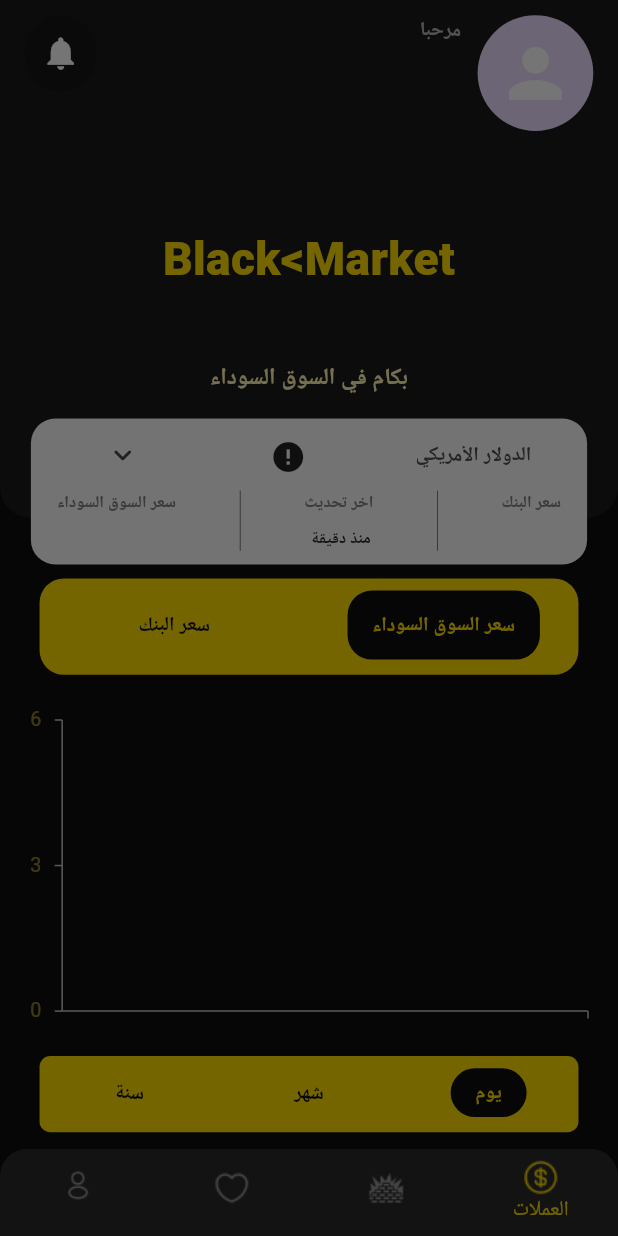
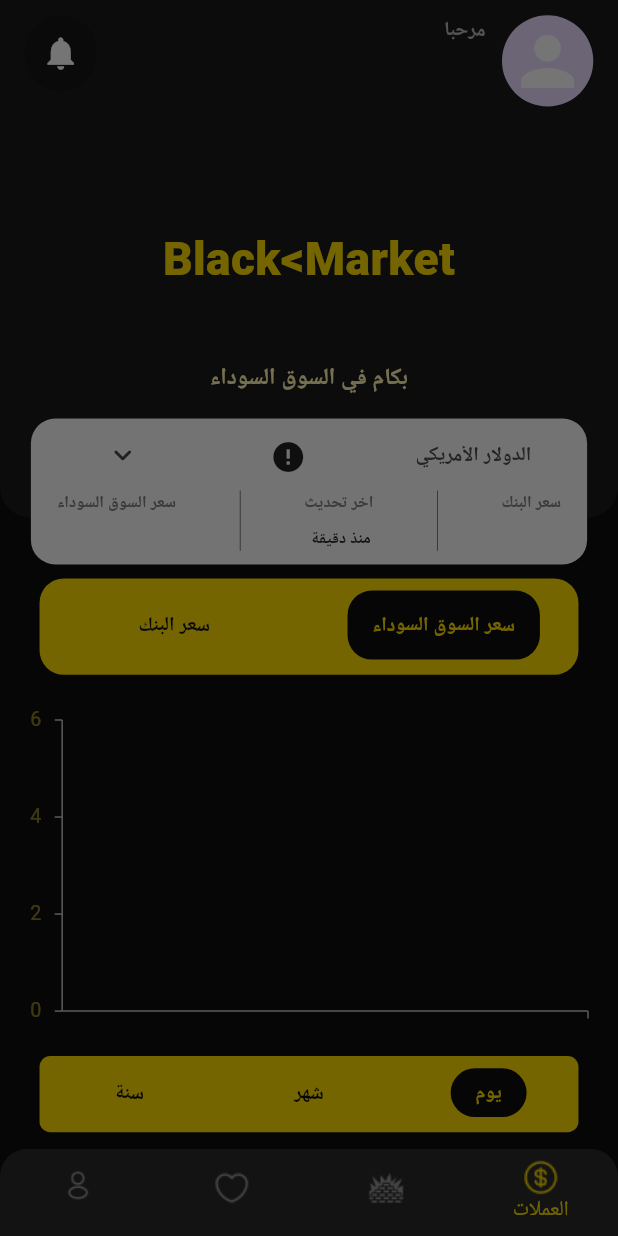
Before and after one commit to omarmaamoun179/black_market, a Flutter app: the screen it shows after launch, after a tap on the "keyboard arrow down" icon, on a phone screen of 412 x 824 dp. Run offline on Flutter 3.47's test engine with Material 3 defaults, Android fonts, the light colour scheme and no system bars; drawn by our look-alikes of cached_network_image; our stand-ins replace awesome_notifications, bloc, dartz, dio, easy_localization, flutter_bloc and 8 more; missing offline and left inert: flutter_background_service, flutter_background_service_android, otp_timer_button; accounts and stored records are empty; network calls fail; Roboto replaces fonts that are missing (Almarai).

Commit message:
edit chart widget handle error of image

```diff
--- a/lib/config/router/routes.dart
+++ b/lib/config/router/routes.dart
@@ -30,7 +30,7 @@ class Routes {
   static const String foregetPassword = 'foregetPassword';
   static const String otp = 'otp';
   static const String confirmPass = 'confirmPass';
-  static const String home = 'home';
+  static const String home = '/home';
   static const String profile = 'profile';
   static const String coins = 'coins';
   static const String golds = 'golds';
--- a/lib/features/home/presentation/cubit/home_cubit.dart
+++ b/lib/features/home/presentation/cubit/home_cubit.dart
@@ -174,7 +174,7 @@ class HomeCubit extends Cubit<HomeState> {
   getChartData(
     int id,
   ) async {
-    emit(HomeLoadingState());
+    emit(HomeCurrencyLoadingState());
     var result = await homeBaseRepo.getChartData(
         selectedCoin?.id ?? 19, "live", startDate);
 
@@ -195,7 +195,7 @@ class HomeCubit extends Cubit<HomeState> {
     int id,
   ) async {
     print("startDate $startDate");
-    emit(HomeLoadingState());
+    emit(HomeCurrencyLoadingState());
     var result = await homeBaseRepo.getChartData(
         selectedCoin?.id ?? 19, "black", startDate);
     result.fold((l) {
--- a/lib/features/home/presentation/cubit/home_state.dart
+++ b/lib/features/home/presentation/cubit/home_state.dart
@@ -10,6 +10,7 @@ abstract class HomeState {}
 class HomeInitial extends HomeState {}
 
 class HomeLoadingState extends HomeState {}
+class HomeCurrencyLoadingState extends HomeState {}
 
 class HomeChangeBottomNavState extends HomeState {}
 
--- a/lib/features/home/presentation/pages/home_layout.dart
+++ b/lib/features/home/presentation/pages/home_layout.dart
@@ -1,6 +1,7 @@
 import 'package:black_market/features/home/presentation/cubit/home_cubit.dart';
 import 'package:black_market/features/home/presentation/cubit/home_state.dart';
 import 'package:black_market/features/home/presentation/widgets/coins_widget/custom_bottom_nav.dart';
+import 'package:black_market/features/splash/presentation/pages/splash._screen.dart';
 import 'package:flutter/material.dart';
 import 'package:flutter_bloc/flutter_bloc.dart';
 import 'package:flutter_screenutil/flutter_screenutil.dart';
@@ -12,8 +13,9 @@ class HomeScreen extends StatelessWidget {
   Widget build(BuildContext context) {
     return BlocBuilder<HomeCubit, HomeState>(
       builder: (context, state) {
-        return Scaffold(
-
+        return state is HomeLoadingState
+            ? const SplashWdiget()
+            : Scaffold(
                 backgroundColor: const Color(0xff0D0D0D),
                 bottomNavigationBar: ClipRRect(
                   borderRadius: BorderRadius.only(
@@ -22,7 +24,8 @@ class HomeScreen extends StatelessWidget {
                   ),
                   child: CustomBottomNavigationBar(
                     currentIndex: HomeCubit.get(context).currentIndex,
-              onTap: (index) => HomeCubit.get(context).changeBottomNav(index),
+                    onTap: (index) =>
+                        HomeCubit.get(context).changeBottomNav(index),
                   ),
                 ),
                 body: HomeCubit.get(context)
--- a/lib/features/home/presentation/widgets/coins_widget/chart_widget_blackm.dart
+++ b/lib/features/home/presentation/widgets/coins_widget/chart_widget_blackm.dart
@@ -38,13 +38,14 @@ class LineChartSample1 extends StatelessWidget {
 
           trackballBehavior: TrackballBehavior(
             enable: true,
-            tooltipSettings: const InteractiveTooltip(
+            tooltipSettings: InteractiveTooltip(
               enable: true,
               color: Colors.white,
-              format: 'point.y',
+              format:
+                  'point.y ${HomeCubit.get(context).getCurrencyCode(HomeCubit.get(context).coinsModel?[0].name ?? '').tr()}: point.x',
               borderWidth: 0,
               borderColor: Colors.transparent,
-              textStyle: TextStyle(
+              textStyle: const TextStyle(
                 color: Colors.black,
                 fontSize: 12,
               ),
@@ -59,7 +60,6 @@ class LineChartSample1 extends StatelessWidget {
 
           // Initialize category axis
           primaryYAxis: NumericAxis(
-            interval: 3,
             isVisible: true,
             decimalPlaces: 2,
             labelFormat:
@@ -98,38 +98,45 @@ class LineChartSample1 extends StatelessWidget {
           ),
 
           series: <CartesianSeries>[
-            AreaSeries<CurrencyIdBlack, dynamic>(
+            LineSeries<CurrencyIdBlack, dynamic>(
+                width: 3.5.w,
                 color: const Color(0xffF0E703).withOpacity(0.5),
+                pointColorMapper: (CurrencyIdBlack currencies, _) {
+                  final maxprice = currencyData.first.price;
+                  print("Price: $maxprice!");
+                  return currencies.price! > maxprice!
+                      ? Colors.green.withOpacity(.7)
+                      : Colors.red.withOpacity(0.5);
+                },
 
                 // Bind data source
-              dataSource: isToday
-                  ? HomeCubit.get(context).currencyIdBlack ?? []
-                  : filteredData,
-
+                dataSource: HomeCubit.get(context).currencyIdBlack ?? [],
                 xValueMapper: (CurrencyIdBlack currencies, _) {
                   return isToday ? currencies.hour : currencies.date;
                 },
-              yValueMapper: (CurrencyIdBlack currencies, _) => currencies.price,
-              dataLabelSettings: DataLabelSettings(
-                  useSeriesColor: true,
-                  labelAlignment: ChartDataLabelAlignment.middle,
-                  isVisible: true,
-                  textStyle: const TextStyle(
-                    color: Colors.black,
-                    fontSize: 12,
-                  ),
-                  builder: (dynamic data, dynamic point, dynamic series,
-                      int pointIndex, int seriesIndex) {
-                    return SizedBox(
-                      height: 30,
-                      width: 30,
-                      child: Icon(
-                        Icons.circle,
-                        color: Colors.yellow,
-                        size: 10.sp,
-                      ),
-                    );
-                  }),
+                yValueMapper: (CurrencyIdBlack currencies, _) =>
+                    currencies.price,
+                enableTooltip: true
+                //   dataLabelSettings: DataLabelSettings(
+                //       useSeriesColor: true,
+                //       labelAlignment: ChartDataLabelAlignment.middle,
+                //       isVisible: true,
+                //       textStyle: const TextStyle(
+                //         color: Colors.black,
+                //         fontSize: 12,
+                //       ),
+                //       builder: (dynamic data, dynamic point, dynamic series,
+                //           int pointIndex, int seriesIndex) {
+                //         return SizedBox(
+                //           height: 30,
+                //           width: 30,
+                //           child: Icon(
+                //             Icons.circle,
+                //             color: Colors.yellow,
+                //             size: 10.sp,
+                //           ),
+                //         );
+                //       }),
                 ),
           ],
         ),
--- a/lib/features/home/presentation/widgets/coins_widget/head_of_coins_screen.dart
+++ b/lib/features/home/presentation/widgets/coins_widget/head_of_coins_screen.dart
@@ -39,7 +39,7 @@ class HeadOfCoinsScreen extends StatelessWidget {
                 crossAxisAlignment: CrossAxisAlignment.start,
                 children: [
                   CircleAvatar(
-                    radius: 38.r,
+                    radius: 30.r,
                     child: Icon(
                       Icons.person,
                       color: Colors.white,
--- a/lib/features/home/presentation/widgets/coins_widget/stack_widget.dart
+++ b/lib/features/home/presentation/widgets/coins_widget/stack_widget.dart
@@ -28,7 +28,7 @@ class StackWidget extends StatelessWidget {
       builder: (context, state) {
         var h = MediaQuery.of(context).size.height;
         var w = MediaQuery.of(context).size.width;
-        var selectedCoinsModel = HomeCubit.get(context).selectedCoin;
+        var cubit = HomeCubit.get(context);
         return Container(
           height: h * .118,
           width: w * .9,
@@ -44,7 +44,7 @@ class StackWidget extends StatelessWidget {
                     mainAxisAlignment: MainAxisAlignment.spaceAround,
                     children: [
                       Text(
-                        selectedCoinsModel?.name ?? 'الدولار الأمريكي',
+                        cubit.selectedCoin?.name ?? 'الدولار الأمريكي',
                         style: TextStyle(
                           fontSize: 12.sp,
                           fontWeight: FontWeight.w700,
@@ -52,8 +52,9 @@ class StackWidget extends StatelessWidget {
                         ),
                       ),
                       CachedNetworkImage(
-                        imageUrl:
-                            '${Constant.storage}${selectedCoinsModel?.icon ?? ''}',
+                      imageUrl: cubit.selectedCoin?.icon != null
+    ? '${Constant.storage}${cubit.selectedCoin!.icon}'
+    : 'https://voipsys.space/storage/flags/US.png',
                         width: 20.5.w,
                         height: 20.5.h,
                         fit: BoxFit.cover,
@@ -98,7 +99,7 @@ class StackWidget extends StatelessWidget {
                         CoulmnText(
                           text: "اخر تحديث".tr(),
                           text2:
-                              '${"منذ دقيقة".tr()} ${selectedCoinsModel?.updatedAt?.minute ?? ''}',
+                              '${"منذ دقيقة".tr()} ${cubit.selectedCoin?.updatedAt?.minute ?? ''}',
                           color2: const Color(0xff2a2a2a),
                         ),
                         const VerticalDivider(
--- a/lib/features/home/presentation/widgets/coins_widget/tabbar_chart_widget.dart
+++ b/lib/features/home/presentation/widgets/coins_widget/tabbar_chart_widget.dart
@@ -23,6 +23,8 @@ class _TabBarChatWidgetState extends State<TabBarChatWidget>
   void initState() {
     tabController = TabController(length: 2, vsync: this);
     tabController2 = TabController(length: 3, vsync: this);
+    HomeCubit.get(context).getChartData(19);
+    HomeCubit.get(context).getChartDataForBlack(19);
     super.initState();
   }
 
@@ -41,7 +43,7 @@ class _TabBarChatWidgetState extends State<TabBarChatWidget>
 
     return BlocBuilder<HomeCubit, HomeState>(
       builder: (context, state) {
-        return state is HomeLoadingState
+        return state is HomeCurrencyLoadingState
             ? SizedBox(
                 height: 200.h,
                 width: double.infinity,
@@ -70,7 +72,41 @@ class _TabBarChatWidgetState extends State<TabBarChatWidget>
                       child: TabBar(
                         onTap: (index) {
                           tabController.index = index;
-                          setState(() {});
+
+                          if (tabController.index == 0 &&
+                              tabController2.index == 0) {
+                            cubit.startDate = DateTime.now();
+                            cubit.getChartDataForBlack(
+                                cubit.selectedCoin?.id ?? 19);
+                          } else if (tabController.index == 0 &&
+                              tabController2.index == 1) {
+                            cubit.startDate = DateTime.now()
+                                .subtract(const Duration(days: 30));
+                            cubit.getChartDataForBlack(
+                                cubit.selectedCoin?.id ?? 19);
+
+                            print(cubit.startDate);
+                          } else if (tabController.index == 0 &&
+                              tabController2.index == 2) {
+                            cubit.startDate = DateTime.now()
+                                .subtract(const Duration(days: 365));
+                            cubit.getChartDataForBlack(
+                                cubit.selectedCoin?.id ?? 19);
+                          } else if (tabController.index == 1 &&
+                              tabController2.index == 0) {
+                            cubit.startDate = DateTime.now();
+                            cubit.getChartData(cubit.selectedCoin?.id ?? 19);
+                          } else if (tabController.index == 1 &&
+                              tabController2.index == 1) {
+                            cubit.startDate = DateTime.now()
+                                .subtract(const Duration(days: 30));
+                            cubit.getChartData(cubit.selectedCoin?.id ?? 19);
+                          } else if (tabController.index == 1 &&
+                              tabController2.index == 2) {
+                            cubit.startDate = DateTime.now()
+                                .subtract(const Duration(days: 365));
+                            cubit.getChartData(cubit.selectedCoin?.id ?? 19);
+                          }
                         },
                         controller: tabController,
                         padding: EdgeInsets.symmetric(vertical: 8.h),
@@ -201,7 +237,7 @@ class _TabBarChatWidgetState extends State<TabBarChatWidget>
                           } else if (tabController.index == 0 &&
                               tabController2.index == 1) {
                             cubit.startDate = DateTime.now()
-                                .subtract(const Duration(days: 4));
+                                .subtract(const Duration(days: 30));
                             cubit.getChartDataForBlack(
                                 cubit.selectedCoin?.id ?? 19);
 
@@ -219,7 +255,7 @@ class _TabBarChatWidgetState extends State<TabBarChatWidget>
                           } else if (tabController.index == 1 &&
                               tabController2.index == 1) {
                             cubit.startDate = DateTime.now()
-                                .subtract(const Duration(days: 4));
+                                .subtract(const Duration(days: 30));
                             cubit.getChartData(cubit.selectedCoin?.id ?? 19);
                           } else if (tabController.index == 1 &&
                               tabController2.index == 2) {
--- a/lib/features/splash/cubit/splash_cubit.dart
+++ b/lib/features/splash/cubit/splash_cubit.dart
@@ -12,7 +12,7 @@ class SplashCubit extends Cubit<SplashState> {
   void durationTimer(BuildContext context) {
     emit(SplashInitialState());
     Timer(const Duration(seconds: 3), () {
-      Navigator.pushReplacementNamed(context, '/login');
+      Navigator.pushReplacementNamed(context, '/home');
     });
   }
 }
--- a/lib/main.dart
+++ b/lib/main.dart
@@ -18,8 +18,10 @@ import 'package:hive_flutter/hive_flutter.dart';
 
 void main() async {
   WidgetsFlutterBinding.ensureInitialized();
+  BackGroundService.initilaizseService();
+  // FlutterBackgroundServiceAndroid().start();
   NotificationService.initializeNotification();
-  BackGroundService.initilaizseService();
+
   Bloc.observer = MyBlocObserver();
   await EasyLocalization.ensureInitialized();
   await Hive.initFlutter();
--- a/lib/myapp.dart
+++ b/lib/myapp.dart
@@ -3,6 +3,8 @@ import 'package:black_market/features/home/data/repositories/home_repo_imp.dart'
 import 'package:black_market/features/home/presentation/cubit/home_cubit.dart';
 import 'package:black_market/features/login/data/repositories/login_impl.dart';
 import 'package:black_market/features/login/presentation/cubit/login_cubit.dart';
+import 'package:black_market/features/notification/data/repositories/nots_imp_repo.dart';
+import 'package:black_market/features/notification/presentation/cubit/notification_cubit.dart';
 import 'package:easy_localization/easy_localization.dart';
 import 'package:flutter/material.dart';
 import 'package:flutter_bloc/flutter_bloc.dart';
@@ -18,6 +20,10 @@ class MyApp extends StatelessWidget {
       designSize: const Size(375, 812),
       builder: (context, child) => MultiBlocProvider(
         providers: [
+          BlocProvider<NotificationCubit>(
+            create: (context) =>
+                NotificationCubit(NotifactionRepoImp())..getNotifaction(),
+          ),
           BlocProvider<HomeCubit>(
               create: (context) => HomeCubit(
                     HomeRepoImp(),
@@ -27,10 +33,7 @@ class MyApp extends StatelessWidget {
                     ..getGoldData()
                     ..getCompniesData()
                     ..getIngotsData()
-                    ..getChartData(
-                      19,
-                    )
-                    ..getChartDataForBlack(19)
+
               // 19 is the id of the selected coin and black is the type of the chart (black or white)),
               ),
           BlocProvider<LoginCubit>(
@@ -49,8 +52,7 @@ class MyApp extends StatelessWidget {
             locale: context.locale,
             debugShowCheckedModeBanner: false,
             onGenerateRoute: (settings) => AppRoutes.ongenerate(settings),
-          initialRoute: Routes.home,
-        ),
+            initialRoute: Routes.home),
       ),
     );
   }
```
Also changed, not shown: lib/core/services/backgroun_service.dart (+16 -10 lines), lib/features/home/presentation/widgets/coins_widget/chart_widget.dart (+37 -25 lines), lib/features/splash/presentation/pages/splash._screen.dart (+14 -3 lines). Lines whose indentation alone changed are shown as unchanged.
